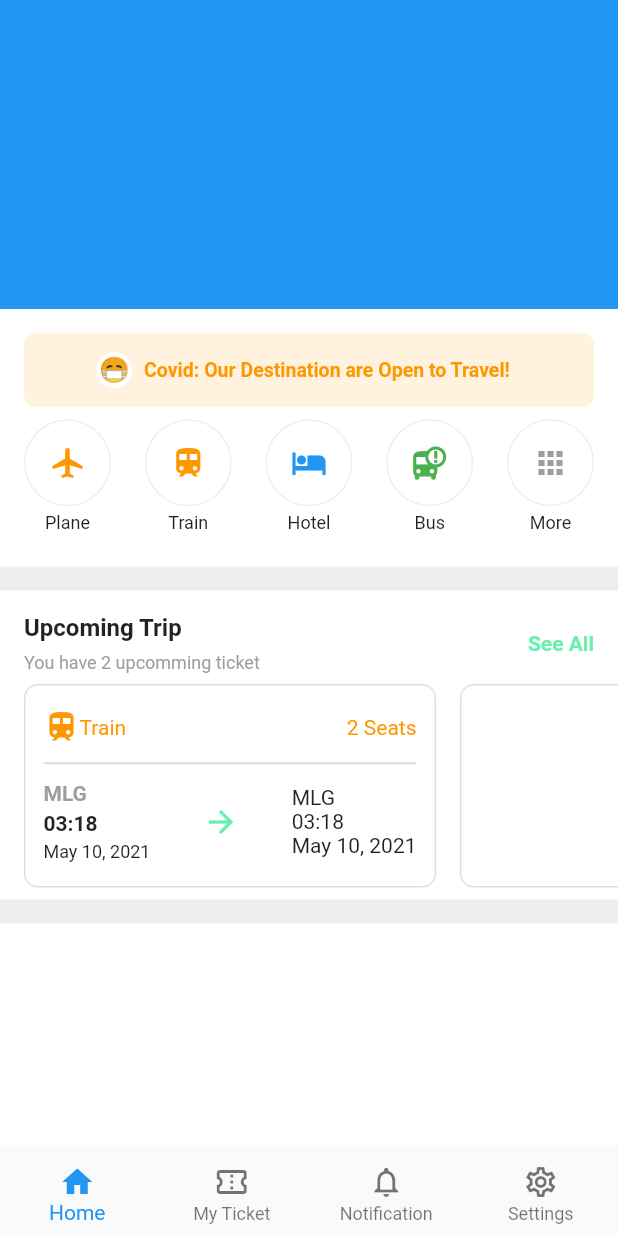
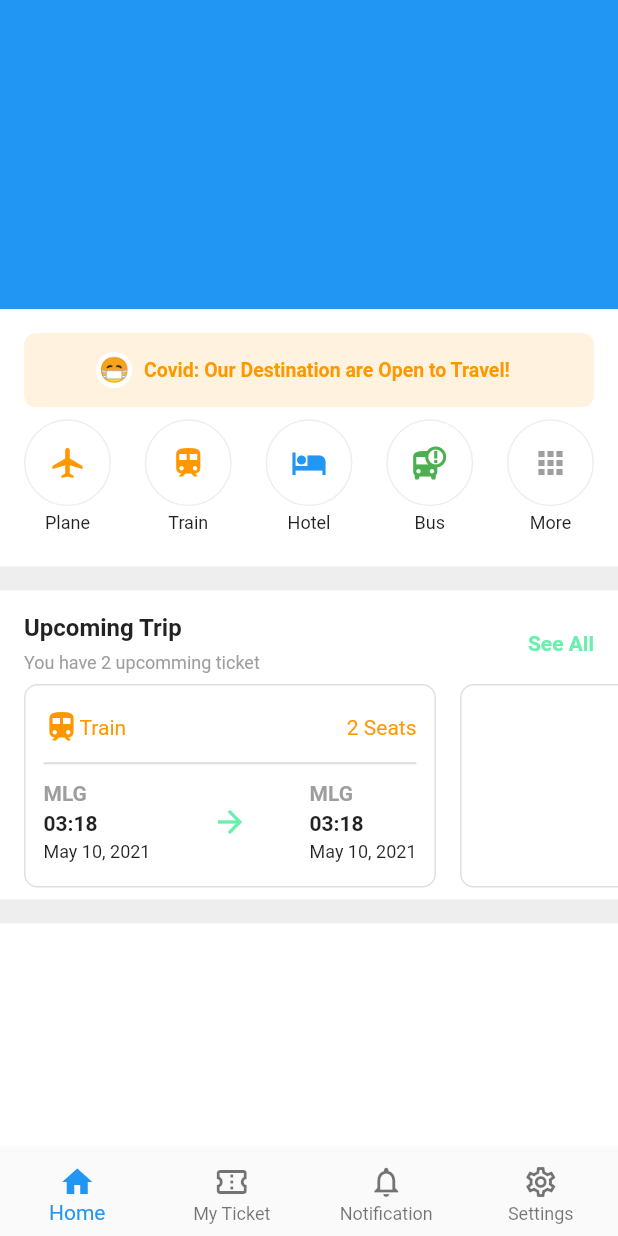
Before and after one commit to JAICHANGPARK/flutter_notebook_11th_story, a Flutter app: the screen it shows after launch, on a phone screen of 412 x 824 dp. Run offline on Flutter 3.47's test engine with Material 2 defaults, Android fonts, the phone set to English and light mode, and no system bars; our stand-ins replace backdrop, badges, flutter_inner_drawer, flutter_slidable, google_fonts.

Commit message:
Update ticket_booking_home_page.dart

```diff
--- a/lib/ep710_ticket_booking_app/ticket_booking_home_page.dart
+++ b/lib/ep710_ticket_booking_app/ticket_booking_home_page.dart
@@ -297,7 +297,25 @@ class _TicketBookingHomePageState extends State<TicketBookingHomePage> {
                                         ),
                                         Column(
                                           crossAxisAlignment: CrossAxisAlignment.start,
-                                          children: [Text("MLG"), Text("03:18"), Text("May 10, 2021")],
+                                          children: [
+                                            Text(
+                                              "MLG",
+                                              style: TextStyle(color: Colors.grey, fontWeight: FontWeight.bold),
+                                            ),
+                                            Padding(
+                                              padding: const EdgeInsets.symmetric(vertical: 4),
+                                              child: Text(
+                                                "03:18",
+                                                style: TextStyle(
+                                                  fontWeight: FontWeight.bold,
+                                                ),
+                                              ),
+                                            ),
+                                            Text(
+                                              "May 10, 2021",
+                                              style: TextStyle(fontSize: 12),
+                                            )
+                                          ],
                                         ),
                                       ],
                                     ),
```
